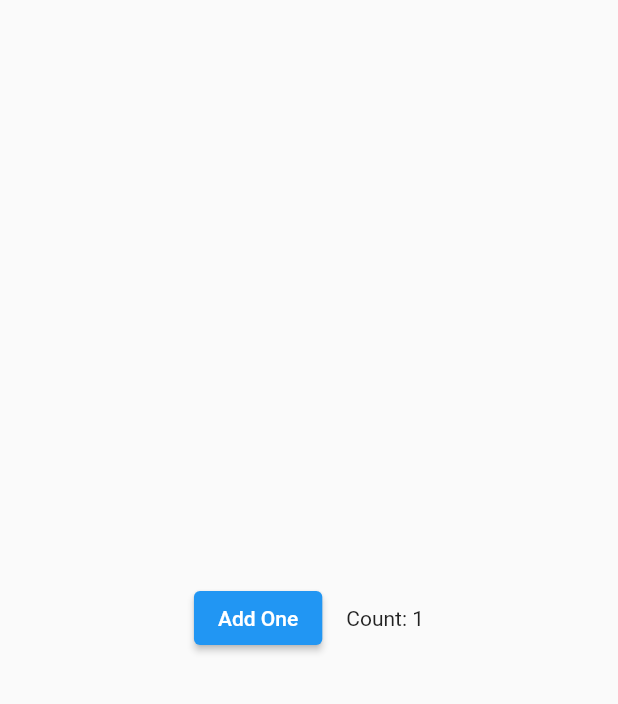
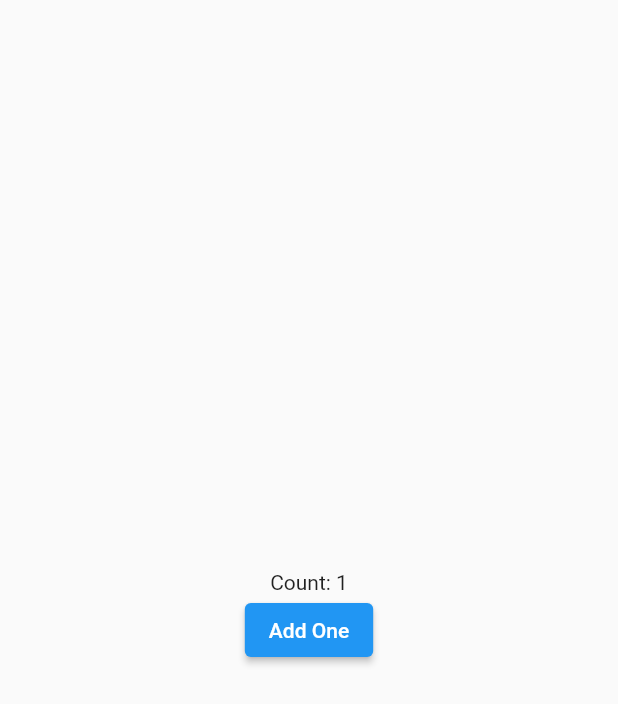
Before and after one commit to MRMajesticMR/flutter_counter, a Flutter app: the screen it shows after launch, after a tap on "Add One", on a phone screen of 412 x 824 dp. Shown: the top 704 px of the screen. Run offline on Flutter 3.47's test engine with Material 2 defaults, Android fonts, the phone set to English and light mode, and no system bars.

Commit message:
Change structure

```diff
--- a/lib/main.dart
+++ b/lib/main.dart
@@ -22,22 +22,44 @@ class _CounterState extends State<Counter> {
 
   void _increment() {
     setState(() {
-      _counter++;
+      ++_counter;
     });
   }
 
   @override
   Widget build(BuildContext context) {
-    return Row(
+    return Column(
       mainAxisAlignment: MainAxisAlignment.center,
       children: [
-        ElevatedButton(
-          onPressed: _increment,
-          child: const Text('Add One'),
-        ),
+        CounterDisplay(count: _counter),
         const SizedBox(width: 16.0),
-        Text('Count: $_counter'),
+        CounterIncrementor(onPressed: _increment),
       ],
     );
   }
 }
+
+class CounterDisplay extends StatelessWidget {
+  const CounterDisplay({required this.count, super.key});
+
+  final int count;
+
+  @override
+  Widget build(BuildContext context) {
+    return Text('Count: $count');
+  }
+}
+
+class CounterIncrementor extends StatelessWidget {
+  const CounterIncrementor({required this.onPressed, super.key});
+
+  final VoidCallback onPressed;
+
+  @override
+  Widget build(BuildContext context) {
+    return ElevatedButton(
+      onPressed: onPressed,
+      child: const Text('Add One'),
+    );
+  }
+}
```
